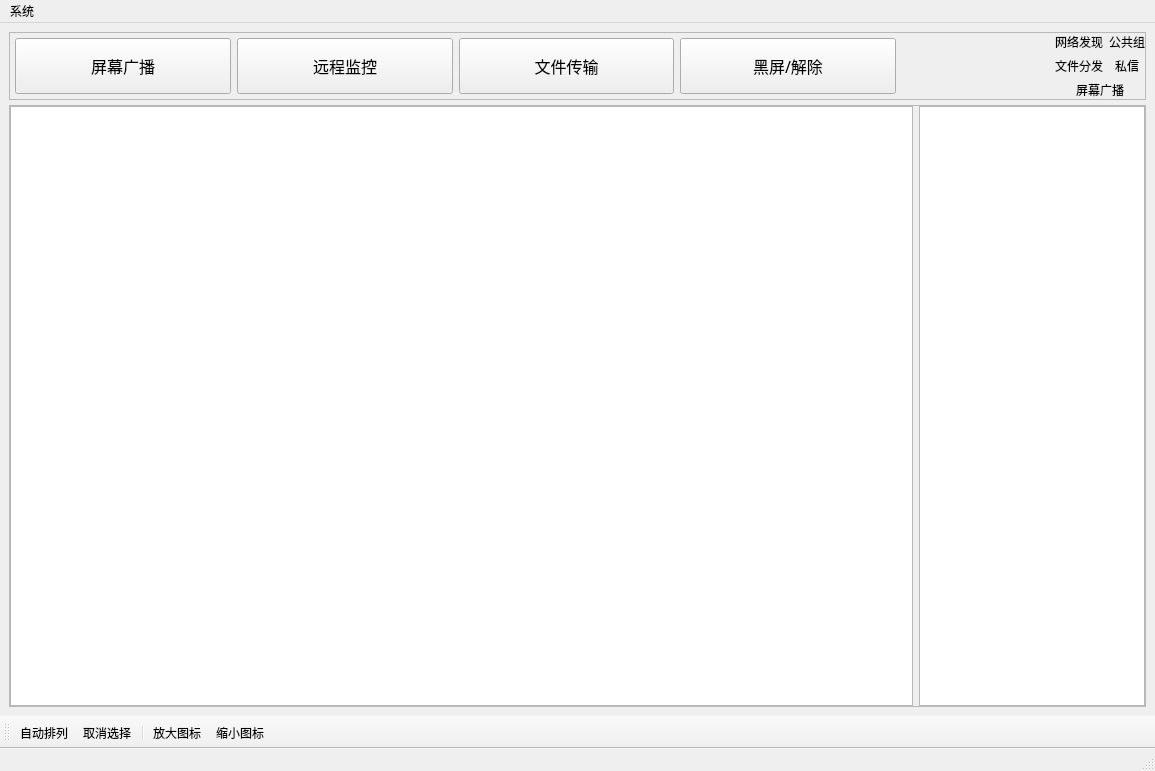
The window that Console/UI/DashboardUI.ui (yang-zhongtian/PYCM) describes before a commit, drawn with Qt 5.
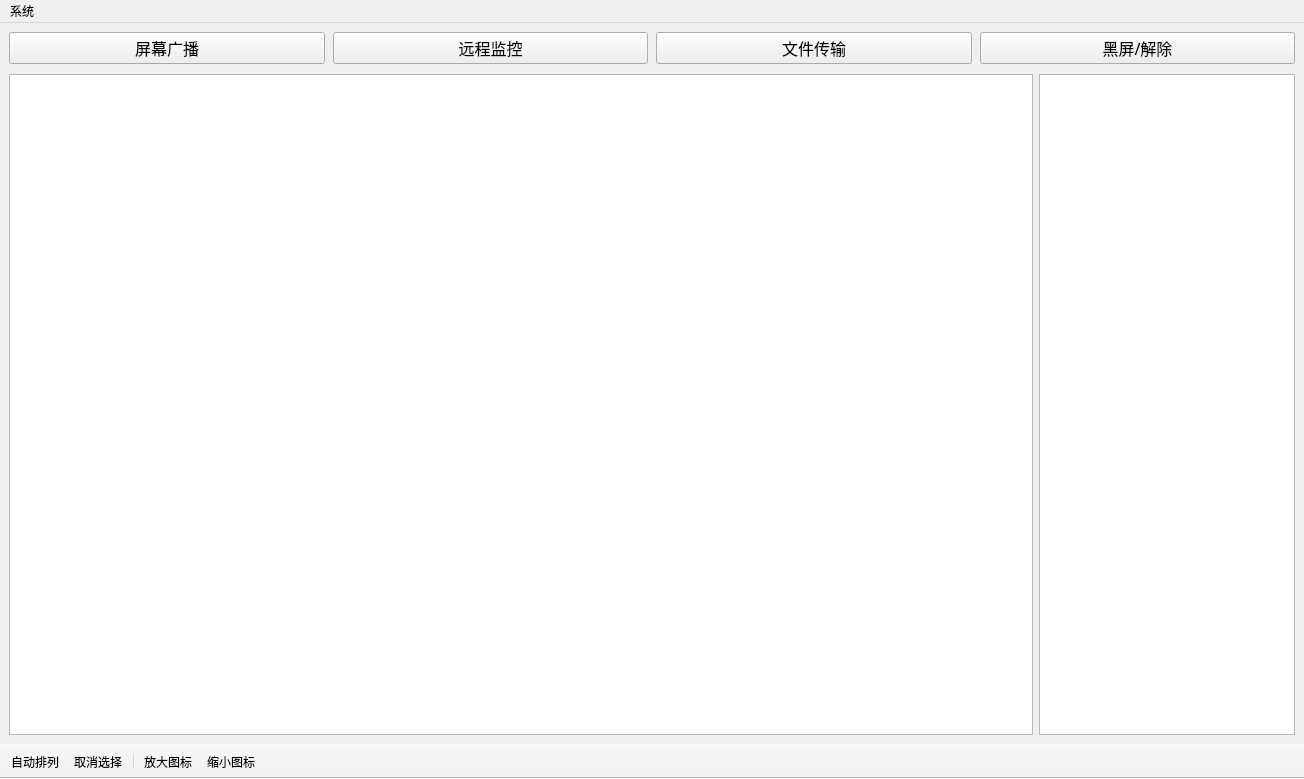
The same window after the commit. Icons and pictures are not drawn.

Patch:
```diff
--- a/Console/UI/DashboardUI.ui
+++ b/Console/UI/DashboardUI.ui
@@ -6,8 +6,8 @@
    <rect>
     <x>0</x>
     <y>0</y>
-    <width>1155</width>
-    <height>771</height>
+    <width>1304</width>
+    <height>779</height>
    </rect>
   </property>
   <property name="windowTitle">
@@ -20,19 +20,34 @@
   <widget class="QWidget" name="centralwidget">
    <layout class="QVBoxLayout" name="verticalLayout">
     <item>
-     <layout class="QVBoxLayout" name="main_layout" stretch="1,10">
+     <layout class="QVBoxLayout" name="main_layout" stretch="1,30">
       <property name="spacing">
-       <number>5</number>
+       <number>10</number>
       </property>
       <item>
        <widget class="QFrame" name="frame_header">
+        <property name="sizePolicy">
+         <sizepolicy hsizetype="Preferred" vsizetype="Preferred">
+          <horstretch>0</horstretch>
+          <verstretch>0</verstretch>
+         </sizepolicy>
+        </property>
+        <property name="minimumSize">
+         <size>
+          <width>0</width>
+          <height>0</height>
+         </size>
+        </property>
         <property name="frameShape">
-         <enum>QFrame::StyledPanel</enum>
+         <enum>QFrame::NoFrame</enum>
         </property>
         <property name="frameShadow">
-         <enum>QFrame::Raised</enum>
+         <enum>QFrame::Plain</enum>
         </property>
-        <layout class="QHBoxLayout" name="horizontalLayout" stretch="6,1,0">
+        <layout class="QHBoxLayout" name="horizontalLayout">
+         <property name="spacing">
+          <number>8</number>
+         </property>
          <property name="leftMargin">
           <number>0</number>
          </property>
@@ -44,21 +59,6 @@
          </property>
          <property name="bottomMargin">
           <number>0</number>
-         </property>
-         <item>
-          <widget class="QWidget" name="widget" native="true">
-           <layout class="QHBoxLayout" name="horizontalLayout_2">
-            <property name="leftMargin">
-             <number>5</number>
-            </property>
-            <property name="topMargin">
-             <number>5</number>
-            </property>
-            <property name="rightMargin">
-             <number>5</number>
-            </property>
-            <property name="bottomMargin">
-             <number>5</number>
             </property>
             <item>
              <widget class="QPushButton" name="toggle_broadcast">
@@ -68,6 +68,12 @@
                 <verstretch>0</verstretch>
                </sizepolicy>
               </property>
+           <property name="minimumSize">
+            <size>
+             <width>0</width>
+             <height>0</height>
+            </size>
+           </property>
               <property name="font">
                <font>
                 <family>微软雅黑</family>
@@ -93,6 +99,12 @@
                 <verstretch>0</verstretch>
                </sizepolicy>
               </property>
+           <property name="minimumSize">
+            <size>
+             <width>0</width>
+             <height>0</height>
+            </size>
+           </property>
               <property name="font">
                <font>
                 <family>微软雅黑</family>
@@ -112,6 +124,12 @@
                 <verstretch>0</verstretch>
                </sizepolicy>
               </property>
+           <property name="minimumSize">
+            <size>
+             <width>0</width>
+             <height>0</height>
+            </size>
+           </property>
               <property name="font">
                <font>
                 <family>微软雅黑</family>
@@ -124,13 +142,19 @@
              </widget>
             </item>
             <item>
-             <widget class="QPushButton" name="pushButton">
+          <widget class="QPushButton" name="toggle_black_screen">
               <property name="sizePolicy">
                <sizepolicy hsizetype="Minimum" vsizetype="Minimum">
                 <horstretch>0</horstretch>
                 <verstretch>0</verstretch>
                </sizepolicy>
               </property>
+           <property name="minimumSize">
+            <size>
+             <width>0</width>
+             <height>0</height>
+            </size>
+           </property>
               <property name="font">
                <font>
                 <family>微软雅黑</family>
@@ -146,123 +170,9 @@
           </widget>
          </item>
          <item>
-          <spacer name="header_spacer">
-           <property name="orientation">
-            <enum>Qt::Horizontal</enum>
-           </property>
-           <property name="sizeHint" stdset="0">
-            <size>
-             <width>40</width>
-             <height>20</height>
-            </size>
-           </property>
-          </spacer>
-         </item>
-         <item>
-          <widget class="QWidget" name="status_widget_container" native="true">
-           <layout class="QGridLayout" name="gridLayout_3">
-            <property name="leftMargin">
-             <number>0</number>
-            </property>
-            <property name="topMargin">
-             <number>0</number>
-            </property>
-            <property name="rightMargin">
-             <number>0</number>
-            </property>
-            <property name="bottomMargin">
-             <number>0</number>
-            </property>
-            <item row="1" column="0">
-             <widget class="QLabel" name="file_transfer_status">
-              <property name="font">
-               <font>
-                <family>微软雅黑 Light</family>
-                <pointsize>9</pointsize>
-               </font>
-              </property>
-              <property name="text">
-               <string>文件分发</string>
-              </property>
-              <property name="alignment">
-               <set>Qt::AlignCenter</set>
-              </property>
-             </widget>
-            </item>
-            <item row="0" column="0">
-             <widget class="QLabel" name="network_discover_status">
-              <property name="font">
-               <font>
-                <family>微软雅黑 Light</family>
-                <pointsize>9</pointsize>
-               </font>
-              </property>
-              <property name="text">
-               <string>网络发现</string>
-              </property>
-              <property name="alignment">
-               <set>Qt::AlignCenter</set>
-              </property>
-             </widget>
-            </item>
-            <item row="1" column="1">
-             <widget class="QLabel" name="private_message_status">
-              <property name="font">
-               <font>
-                <family>微软雅黑 Light</family>
-                <pointsize>9</pointsize>
-               </font>
-              </property>
-              <property name="text">
-               <string>私信</string>
-              </property>
-              <property name="alignment">
-               <set>Qt::AlignCenter</set>
-              </property>
-             </widget>
-            </item>
-            <item row="0" column="1">
-             <widget class="QLabel" name="class_broadcast_status">
-              <property name="font">
-               <font>
-                <family>微软雅黑 Light</family>
-                <pointsize>9</pointsize>
-               </font>
-              </property>
-              <property name="text">
-               <string>公共组</string>
-              </property>
-              <property name="alignment">
-               <set>Qt::AlignCenter</set>
-              </property>
-             </widget>
-            </item>
-            <item row="2" column="0" colspan="2">
-             <widget class="QLabel" name="screen_broadcast_status">
-              <property name="font">
-               <font>
-                <family>微软雅黑 Light</family>
-                <pointsize>9</pointsize>
-               </font>
-              </property>
-              <property name="text">
-               <string>屏幕广播</string>
-              </property>
-              <property name="alignment">
-               <set>Qt::AlignCenter</set>
-              </property>
-             </widget>
-            </item>
-           </layout>
-          </widget>
-         </item>
-        </layout>
-       </widget>
-      </item>
-      <item>
        <widget class="QFrame" name="frame_body">
         <property name="frameShape">
-         <enum>QFrame::StyledPanel</enum>
+         <enum>QFrame::NoFrame</enum>
         </property>
         <property name="frameShadow">
          <enum>QFrame::Raised</enum>
@@ -378,7 +288,7 @@
     <rect>
      <x>0</x>
      <y>0</y>
-     <width>1155</width>
+     <width>1304</width>
      <height>26</height>
     </rect>
    </property>
@@ -399,11 +309,37 @@
    </widget>
    <addaction name="menu"/>
   </widget>
-  <widget class="QStatusBar" name="statusbar"/>
   <widget class="QToolBar" name="toolBar">
+   <property name="sizePolicy">
+    <sizepolicy hsizetype="Expanding" vsizetype="Maximum">
+     <horstretch>0</horstretch>
+     <verstretch>0</verstretch>
+    </sizepolicy>
+   </property>
+   <property name="minimumSize">
+    <size>
+     <width>0</width>
+     <height>0</height>
+    </size>
+   </property>
+   <property name="baseSize">
+    <size>
+     <width>0</width>
+     <height>0</height>
+    </size>
+   </property>
    <property name="windowTitle">
     <string>toolBar</string>
    </property>
+   <property name="styleSheet">
+    <string notr="true">height: 20px</string>
+   </property>
+   <property name="movable">
+    <bool>false</bool>
+   </property>
+   <property name="toolButtonStyle">
+    <enum>Qt::ToolButtonTextOnly</enum>
+   </property>
    <attribute name="toolBarArea">
     <enum>BottomToolBarArea</enum>
    </attribute>
```
Lines whose indentation alone changed are shown as unchanged.
